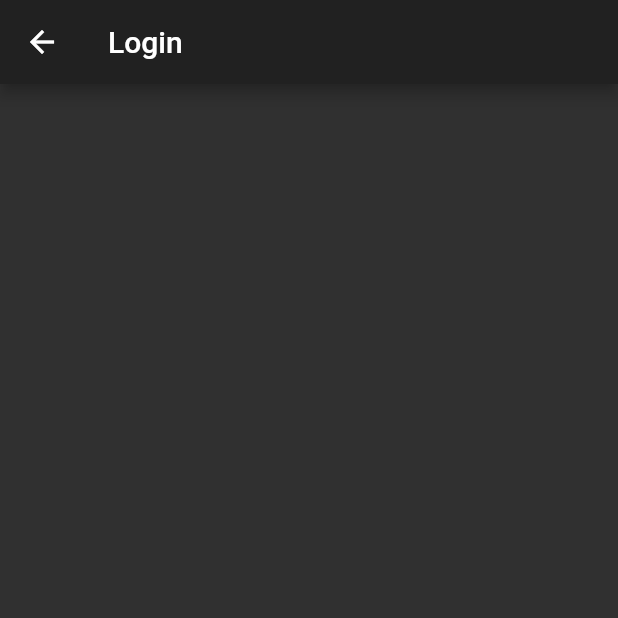
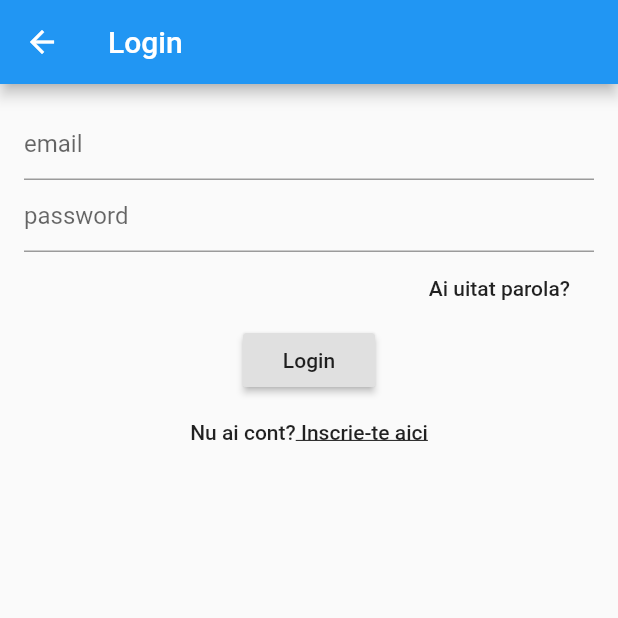
Before and after one commit to bogdy9912/food_delivery, a Flutter app: the Login screen opened directly, on a phone screen of 412 x 824 dp, the top half of it. Run offline on Flutter 3.47's test engine with Material 2 defaults, Android fonts, the light colour scheme and no system bars; our stand-ins replace built_value, cloud_firestore, firebase_auth, firebase_core, flutter_redux, freezed_annotation and 2 more; missing offline and left inert: redux_epics; accounts and stored records are empty; generated files the repository leaves out were written again.

Commit message:
presentation for sign up and login

```diff
--- a/lib/main.dart
+++ b/lib/main.dart
@@ -1,8 +1,8 @@
 import 'package:flutter/material.dart';
 import 'package:flutter_redux/flutter_redux.dart';
 import 'package:food_delivery/src/models/index.dart';
+import 'package:food_delivery/src/presentations/app_routes.dart';
 import 'package:food_delivery/src/presentations/mixin/init_mixin.dart';
-import 'package:food_delivery/src/presentations/app_routes.dart';
 import 'package:redux/redux.dart';
 
 void main() {
@@ -25,7 +25,9 @@ class _FoodDeliveryState extends State<FoodDelivery> with InitMixin<FoodDelivery
             return StoreProvider<AppState>(
               store: store,
               child: MaterialApp(
-                theme: ThemeData.dark(),
+                theme: ThemeData(
+                  primaryColor: Colors.blue,
+                ),
                 routes: AppRoutes.routes,
               ),
             );
--- a/lib/src/actions/auth/index.dart
+++ b/lib/src/actions/auth/index.dart
@@ -7,3 +7,5 @@ import 'package:meta/meta.dart';
 
 part 'index.freezed.dart';
 part 'login.dart';
+part 'sign_up.dart';
+part 'set.dart';
--- a/lib/src/actions/auth/login.dart
+++ b/lib/src/actions/auth/login.dart
@@ -1,11 +1,11 @@
 part of auth_actions;
 
 @freezed
-abstract class Login with _$Login implements AppActions {
+abstract class Login with _$Login implements AppAction {
   factory Login({@required String email, @required String password}) = Login$;
 
   factory Login.successful(AppUser user) = LoginSuccessful;
 
-  @Implements(ErrorActions)
+  @Implements(ErrorAction)
   factory Login.error(Object error) = LoginError;
 }
--- /dev/null
+++ b/lib/src/actions/auth/set.dart
@@ -0,0 +1,7 @@
+part of auth_actions;
+
+@freezed
+abstract class UpdateRegistrationInfo with _$UpdateRegistrationInfo implements AppAction {
+  const factory UpdateRegistrationInfo({String email, String password, String firstName, String lastName}) =
+      UpdateRegistrationInfo$;
+}
--- a/lib/src/actions/index.dart
+++ b/lib/src/actions/index.dart
@@ -1,9 +1,9 @@
-abstract class AppActions {
-  const AppActions();
+abstract class AppAction {
+  const AppAction();
 }
 
-abstract class ErrorActions implements AppActions{
-  const ErrorActions();
+abstract class ErrorAction implements AppAction{
+  const ErrorAction();
 
   Object get error;
 }
--- a/lib/src/init/init.dart
+++ b/lib/src/init/init.dart
@@ -13,8 +13,8 @@ Future<Store<AppState>> init() async {
   await Firebase.initializeApp();
 
   final AuthApi authApi = AuthApi(auth: FirebaseAuth.instance, firestore: FirebaseFirestore.instance);
+  final AppEpics epic = AppEpics(api: authApi);
 
-  final AppEpics epic = AppEpics(api: authApi);
   return Store<AppState>(
     reducer,
     initialState: AppState.initalState(),
--- a/lib/src/models/auth/auth_state.dart
+++ b/lib/src/models/auth/auth_state.dart
@@ -14,5 +14,7 @@ abstract class AuthState implements Built<AuthState, AuthStateBuilder> {
   @nullable
   AppUser get user;
 
+  RegistrationInfo get info;
+
   static Serializer<AuthState> get serializer => _$authStateSerializer;
 }
--- a/lib/src/models/auth/index.dart
+++ b/lib/src/models/auth/index.dart
@@ -7,3 +7,4 @@ import 'package:food_delivery/src/models/serializers.dart';
 part 'index.g.dart';
 part 'auth_state.dart';
 part 'app_user.dart';
+part 'registration_info.dart';
--- a/lib/src/presentations/app_routes.dart
+++ b/lib/src/presentations/app_routes.dart
@@ -1,13 +1,19 @@
 import 'dart:core';
 
 import 'package:flutter/material.dart';
+import 'package:food_delivery/src/presentations/sign_up/set_name_page.dart';
+import 'package:food_delivery/src/presentations/sign_up/sign_up_page.dart';
 
 import 'home.dart';
 
 // ignore: avoid_classes_with_only_static_members
 class AppRoutes{
   static String home = '/';
+  static String signUp = '/signUp';
+  static String setName = '/setName';
   static Map<String, WidgetBuilder> routes= <String, WidgetBuilder>{
     home: (BuildContext context) => const Home(),
+    signUp: (BuildContext context) => const SignUpPage(),
+    setName: (BuildContext context) => const SetNamePage(),
   };
 }
--- a/lib/src/presentations/login/login.dart
+++ b/lib/src/presentations/login/login.dart
@@ -1,7 +1,19 @@
+import 'package:flutter/gestures.dart';
 import 'package:flutter/material.dart';
+import 'package:flutter/services.dart';
+import 'package:food_delivery/src/presentations/app_routes.dart';
 
-class Login extends StatelessWidget {
-  const Login();
+class Login extends StatefulWidget {
+  const Login({Key key}) : super(key: key);
+
+  @override
+  _LoginState createState() => _LoginState();
+}
+
+class _LoginState extends State<Login> {
+  final TextEditingController _email = TextEditingController();
+
+  final TextEditingController _password = TextEditingController();
 
   @override
   Widget build(BuildContext context) {
@@ -9,6 +21,72 @@ class Login extends StatelessWidget {
       appBar: AppBar(
         title: const Text('Login'),
       ),
+      body: Padding(
+        padding: const EdgeInsets.all(16.0),
+        child: Column(
+          children: <Widget>[
+            TextFormField(
+              controller: _email,
+              decoration: const InputDecoration(
+                hintText: 'email',
+              ),
+              keyboardType: TextInputType.emailAddress,
+              validator: (String value) {
+                if (!value.contains('@') || !value.contains('.')) {
+                  return 'Adresa de email nu este valida';
+                }
+                return null;
+              },
+              textInputAction: TextInputAction.next,
+            ),
+            TextFormField(
+              controller: _password,
+              decoration: const InputDecoration(
+                hintText: 'password',
+              ),
+              keyboardType: TextInputType.visiblePassword,
+              validator: (String value) {
+                if (value.length<6) {
+                  return 'Parola prea scurta';
+                }
+                return null;
+              },
+              textInputAction: TextInputAction.done,
+              obscureText: true,
+            ),
+            Row(
+              children: <Widget>[
+                const Spacer(),
+                FlatButton(
+                  child: const Text('Ai uitat parola?'),
+                  onPressed: () {},
+                ),
+              ],
+            ),
+            RaisedButton(
+              child: const Text('Login'),
+              onPressed: () {},
+            ),
+            FlatButton(
+              onPressed: () {},
+              child: Text.rich(
+                TextSpan(
+                  text: 'Nu ai cont?',
+                  children: <TextSpan>[
+                    TextSpan(
+                        text: ' Inscrie-te aici',
+                        style: const TextStyle(decoration: TextDecoration.underline),
+                        recognizer: TapGestureRecognizer()
+                          ..onTap = () {
+                          Navigator.pushNamed(context, AppRoutes.signUp);
+                          }),
+                  ],
+                ),
+              ),
+            )
+          ],
+        ),
+      ),
     );
   }
 }
--- a/lib/src/reducer/auth_reducer.dart
+++ b/lib/src/reducer/auth_reducer.dart
@@ -2,10 +2,27 @@ import 'package:food_delivery/src/actions/auth/index.dart';
 import 'package:food_delivery/src/models/auth/index.dart';
 import 'package:redux/redux.dart';
 
-Reducer<AuthState> reducer = combineReducers(<Reducer<AuthState>>[
+Reducer<AuthState> authReducer = combineReducers(<Reducer<AuthState>>[
   TypedReducer<AuthState, LoginSuccessful>(_loginSuccessful),
+  TypedReducer<AuthState, UpdateRegistrationInfo$>(_updateRegistrationInfo),
 ]);
 
 AuthState _loginSuccessful(AuthState state, LoginSuccessful action) {
   return state.rebuild((AuthStateBuilder b) => b.user = action.user.toBuilder());
 }
+
+AuthState _updateRegistrationInfo(AuthState state, UpdateRegistrationInfo$ action) {
+  return state.rebuild((AuthStateBuilder b) {
+    if (action.email != null) {
+      b.info.email = action.email;
+    } else if (action.password != null) {
+      b.info.password = action.password;
+    } else if (action.firstName != null) {
+      b.info.firstName = action.firstName;
+    } else if (action.lastName != null) {
+      b.info.lastName = action.lastName;
+    } else {
+      b.info = RegistrationInfo().toBuilder();
+    }
+  });
+}
```
Also changed, not shown: lib/src/actions/auth/sign_up.dart (added, +11 -0 lines), lib/src/containers/auth/registration_info_container.dart (added, +19 -0 lines), lib/src/data/auth_api.dart (+26 -2 lines), lib/src/epics/auth_epics.dart (+18 -5 lines), lib/src/models/auth/registration_info.dart (added, +25 -0 lines), lib/src/presentations/mixin/dialog_mixin.dart (added, +44 -0 lines), lib/src/presentations/sign_up/set_name_page.dart (added, +97 -0 lines), lib/src/presentations/sign_up/sign_up_page.dart (added, +113 -0 lines), lib/src/reducer/reducer.dart (+10 -1 lines), lib/src/actions/auth/index.freezed.dart, lib/src/models/auth/index.g.dart, lib/src/models/serializers.g.dart.
